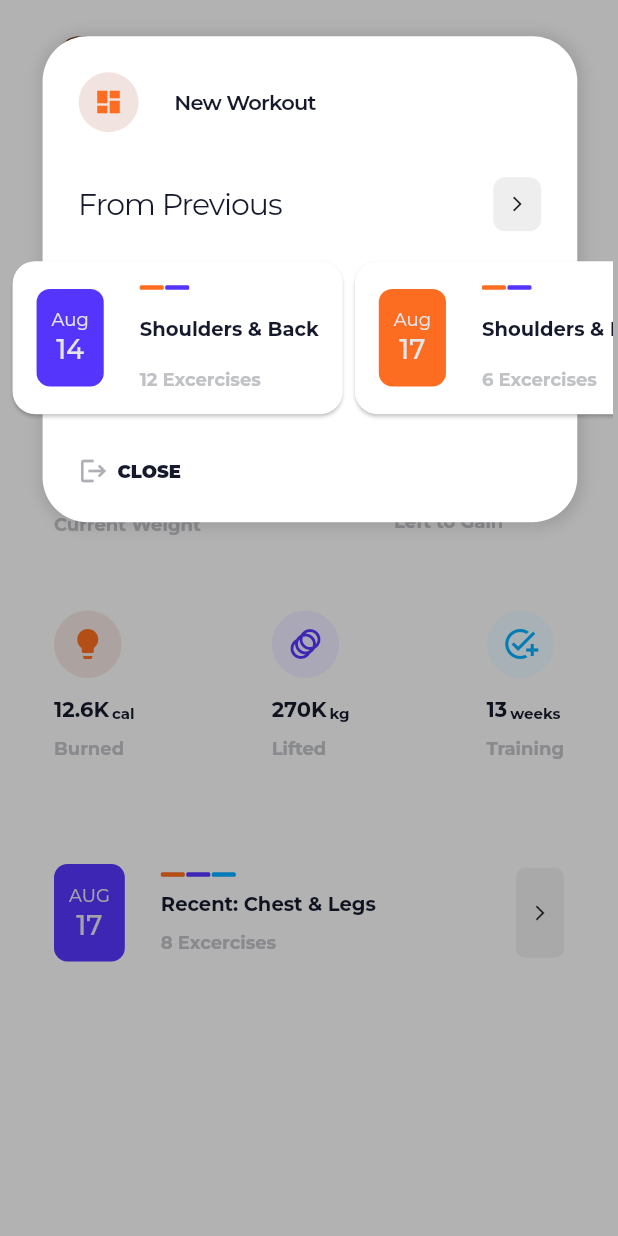
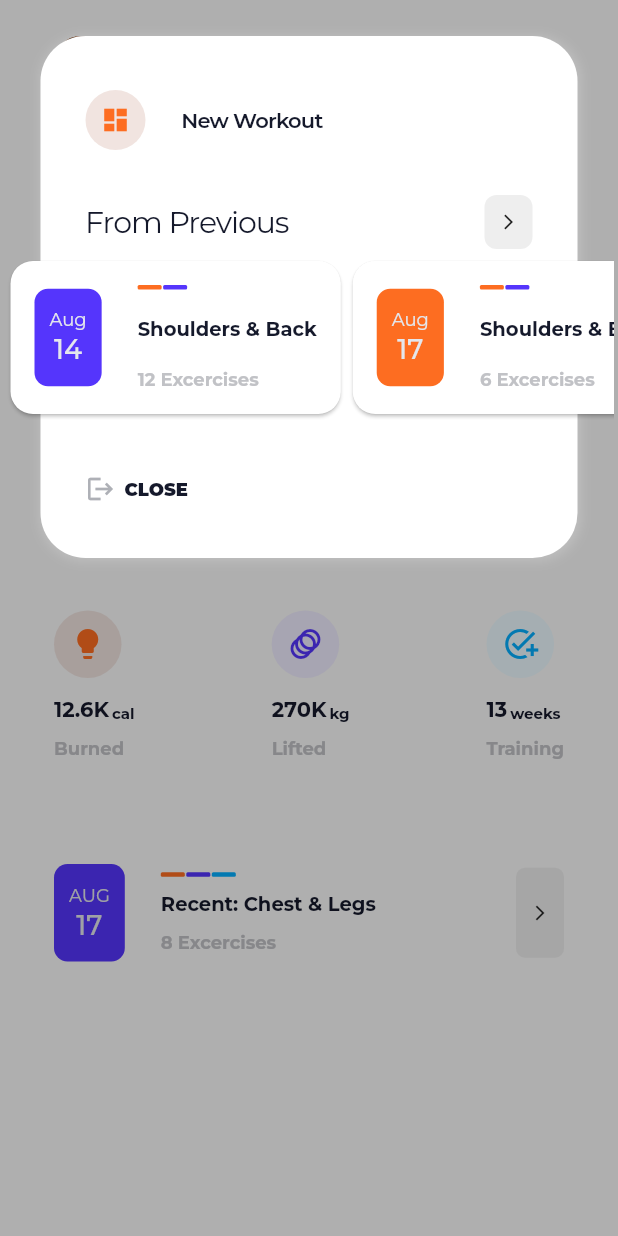
Before and after one commit to izedomi/credpal-ui-challenge, a Flutter app: the screen it shows after launch, after a tap on the "add" icon, on a phone screen of 412 x 824 dp. Run offline on Flutter 3.47's test engine with Material 2 defaults, Android fonts, the phone set to English and light mode, and no system bars; our stand-ins replace google_fonts.

Commit message:
third commit

```diff
--- a/lib/animation/hero_dialog_route.dart
+++ b/lib/animation/hero_dialog_route.dart
@@ -19,7 +19,7 @@ class HeroDialogRoute<T> extends PageRoute<T> {
   bool get barrierDismissible => false;
 
   @override
-  Duration get transitionDuration => const Duration(milliseconds: 1500);
+  Duration get transitionDuration => const Duration(milliseconds: 700);
 
   @override
   bool get maintainState => true;
--- a/lib/widgets/popup_card.dart
+++ b/lib/widgets/popup_card.dart
@@ -21,7 +21,7 @@ class PopupCard extends StatelessWidget {
           color: Colors.white.withOpacity(0), //AppColors.accentColor,
           child: Container(
             width: MediaQuery.of(context).size.width,
-            height: MediaQuery.of(context).size.height / 1.9,
+            height: MediaQuery.of(context).size.height / 1.5,
             margin: EdgeInsets.only(left: 3, right: 3),
             child: ListView(
               children: [
@@ -33,16 +33,17 @@ class PopupCard extends StatelessWidget {
                           borderRadius: BorderRadius.circular(30),
                           boxShadow: [
                             new BoxShadow(
-                                color: Colors.black12,
-                                blurRadius: 8.0,
-                                spreadRadius: 2,
+                                color: Colors.white.withOpacity(.2),
+                                blurRadius: 6.0,
+                                spreadRadius: 1,
                                 offset: Offset(1, 1)),
                           ]),
                       margin: EdgeInsets.all(24),
                       child: LayoutBuilder(builder: (context, constraints) {
                         if (constraints.maxWidth >= 250) {
                           return Container(
-                            padding: EdgeInsets.all(24),
+                            padding: EdgeInsets.symmetric(
+                                horizontal: 30, vertical: 36),
                             child: Column(
                               children: [
                                 Row(
```
